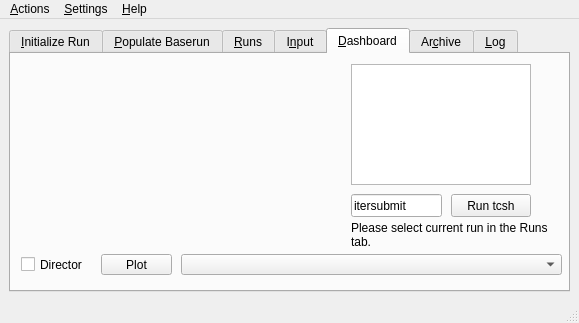
Qt form src/gui/solps.ui (LeCAD-PEG/SOLPS-GUI) before a commit.
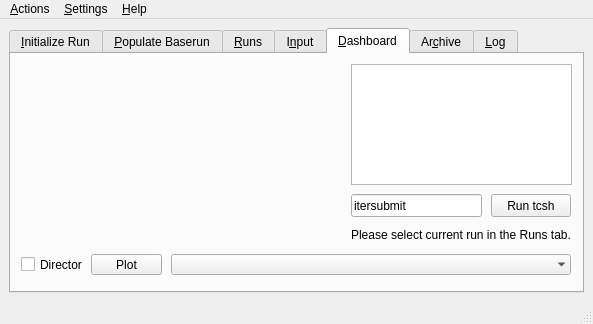
The same form after that commit. The open tabs and pages were chosen to show the change. Custom widgets are drawn as their Qt base class.

Commit message: Break solpsplot into multiple lines

What changed in the file:
```diff
--- a/src/gui/solps.ui
+++ b/src/gui/solps.ui
@@ -9,8 +9,8 @@
    <rect>
     <x>0</x>
     <y>0</y>
-    <width>579</width>
-    <height>323</height>
+    <width>593</width>
+    <height>324</height>
    </rect>
   </property>
   <property name="sizePolicy">
@@ -430,7 +430,7 @@
        <widget class="QPushButton" name="pushButton_9">
         <property name="geometry">
          <rect>
-          <x>90</x>
+          <x>80</x>
           <y>200</y>
           <width>71</width>
           <height>21</height>
@@ -445,7 +445,7 @@
          <rect>
           <x>340</x>
           <y>10</y>
-          <width>180</width>
+          <width>221</width>
           <height>121</height>
          </rect>
         </property>
@@ -461,7 +461,7 @@
        <widget class="QPushButton" name="pushButton_10">
         <property name="geometry">
          <rect>
-          <x>440</x>
+          <x>480</x>
           <y>140</y>
           <width>80</width>
           <height>23</height>
@@ -476,7 +476,7 @@
          <rect>
           <x>340</x>
           <y>140</y>
-          <width>91</width>
+          <width>131</width>
           <height>23</height>
          </rect>
         </property>
@@ -489,7 +489,7 @@
          <rect>
           <x>340</x>
           <y>160</y>
-          <width>201</width>
+          <width>221</width>
           <height>41</height>
          </rect>
         </property>
@@ -519,15 +519,18 @@
        <widget class="SolpsPlots" name="solpsplots">
         <property name="geometry">
          <rect>
-          <x>170</x>
+          <x>160</x>
           <y>200</y>
-          <width>381</width>
+          <width>400</width>
           <height>21</height>
          </rect>
         </property>
         <property name="currentIndex">
          <number>128</number>
         </property>
+        <property name="frame">
+         <bool>false</bool>
+        </property>
        </widget>
        <widget class="Director" name="director">
         <property name="geometry">
@@ -621,7 +624,7 @@
     <rect>
      <x>0</x>
      <y>0</y>
-     <width>579</width>
+     <width>593</width>
      <height>20</height>
     </rect>
    </property>
```
Left out of the diff: 3 changed lines with no effect on the pictures. The commit also changes 2 other files.
